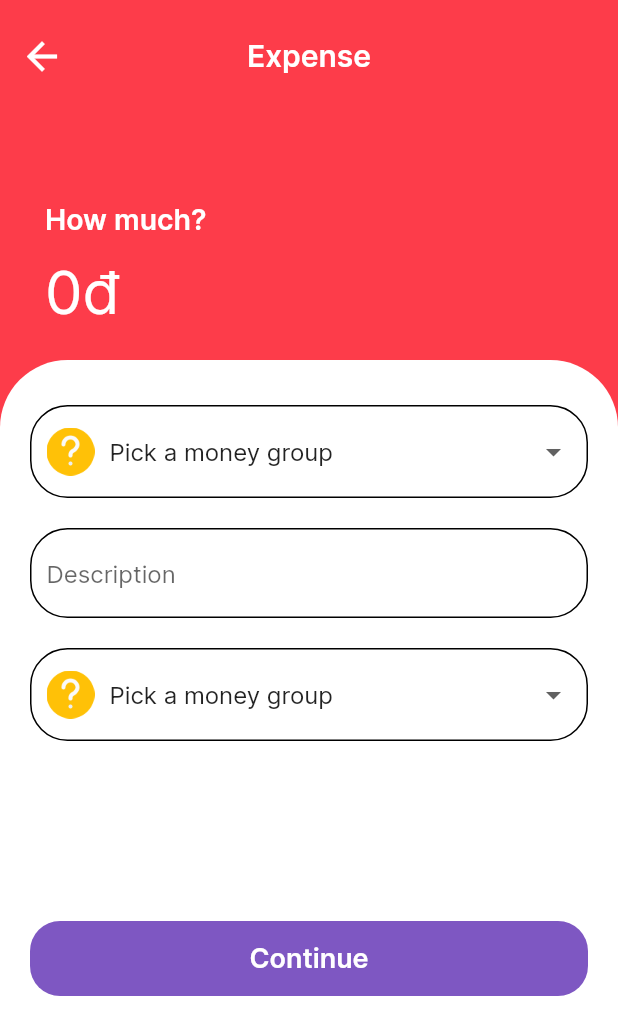
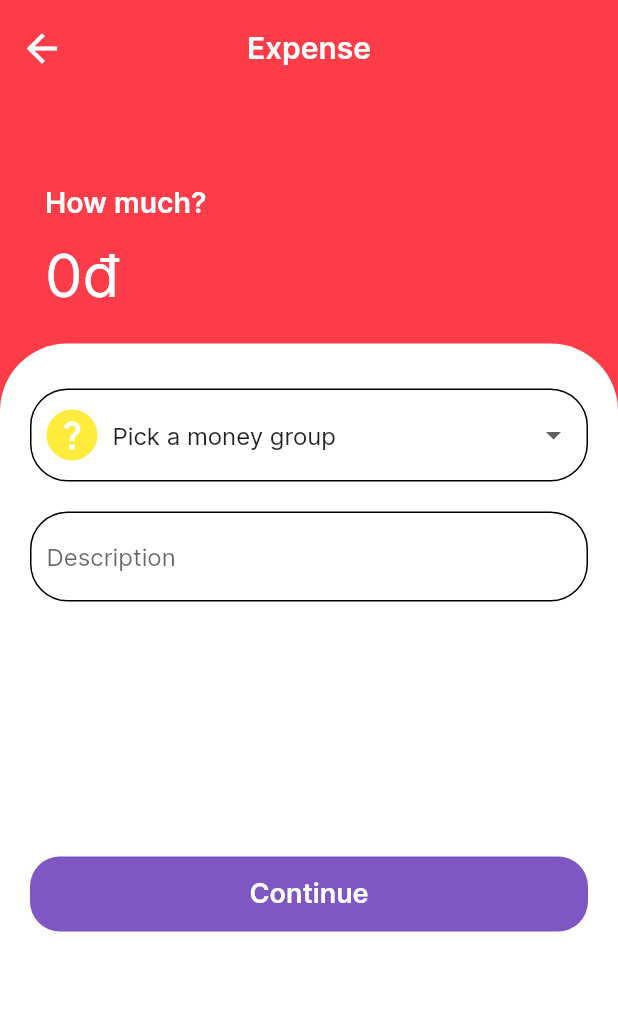
Before and after one commit to 20021462/FlutterHelloWorld, a Flutter app: the AddingPage screen opened directly, on a phone screen of 412 x 824 dp. Shown: the top 1035 px of the screen. Run offline on Flutter 3.47's test engine with Material 2 defaults, Android fonts, the phone set to English and light mode, and no system bars; our stand-ins replace cloud_firestore, firebase_auth, firebase_core, flutter_masked_text, smooth_page_indicator; accounts and stored records are empty.

Commit message:
21/10/22: Adjust Icon + adding transaction

```diff
--- a/lib/adding_page.dart
+++ b/lib/adding_page.dart
@@ -2,6 +2,8 @@ import 'package:flutter/material.dart';
 import 'package:hello_world/back_end/group_money.dart';
 import 'package:hello_world/back_end/moma_user.dart';
 import 'package:flutter_masked_text/flutter_masked_text.dart';
+import 'package:hello_world/back_end/transaction.dart';
+import 'package:hello_world/reporting_page.dart';
 
 // ignore: must_be_immutable
 class AddingPage extends StatefulWidget {
@@ -14,9 +16,11 @@ class AddingPage extends StatefulWidget {
 }
 
 class _AddingPageState extends State<AddingPage> {
-  String categoryDropDownValue = groupMoneyList[0].name;
+  final date = DateTime.now();
 
-  final date = DateTime.now();
+  var moneyInput = 0;
+  var descriptionInput = '';
+  var groupInput = groupMoneyList[0].id;
 
   @override
   Widget build(BuildContext context) {
@@ -25,7 +29,7 @@ class _AddingPageState extends State<AddingPage> {
       appBar: AppBar(
           backgroundColor: Colors.transparent,
           elevation: 0,
-          toolbarHeight: 75,
+          toolbarHeight: 64,
           leading: IconButton(
             icon: const Icon(
               Icons.arrow_back,
@@ -67,6 +71,7 @@ class _AddingPageState extends State<AddingPage> {
                         thousandSeparator: ',',
                         decimalSeparator: '',
                         precision: 0,
+                        initialValue: moneyInput.toDouble(),
                       ),
                       decoration: const InputDecoration(
                         border: InputBorder.none,
@@ -80,6 +85,16 @@ class _AddingPageState extends State<AddingPage> {
                         fontSize: 40,
                         color: Colors.white,
                       ),
+                      onChanged: (value) {
+                        String input = "";
+                        for (int i = 0; i < value.length; i++) {
+                          if (value[i].compareTo('0') >= 0 &&
+                              value[i].compareTo('9') <= 0) {
+                            input += value[i];
+                          }
+                        }
+                        moneyInput = int.parse(input);
+                      },
                     ),
                   ],
                 ),
@@ -120,20 +135,29 @@ class _AddingPageState extends State<AddingPage> {
                         itemHeight: 60,
                         decoration:
                             const InputDecoration.collapsed(hintText: ''),
-                        value: categoryDropDownValue,
+                        value: groupInput,
                         onChanged: (category) {
                           setState(() {
-                            categoryDropDownValue = category;
+                            groupInput = category;
                           });
                         },
                         items: groupMoneyList.map((group) {
                           return DropdownMenuItem(
                             alignment: AlignmentDirectional.center,
-                            value: group.name,
+                            value: group.id,
                             child: Row(
                               crossAxisAlignment: CrossAxisAlignment.center,
                               children: [
-                                group.icon,
+                                Container(
+                                  padding: const EdgeInsets.all(5),
+                                  decoration: BoxDecoration(
+                                      color: group.background,
+                                      borderRadius: BorderRadius.circular(20)),
+                                  child: Icon(
+                                    group.icon,
+                                    color: group.color,
+                                  ),
+                                ),
                                 const SizedBox(width: 10),
                                 Text(group.name),
                               ],
@@ -143,7 +167,7 @@ class _AddingPageState extends State<AddingPage> {
                       ),
                     ),
                     Container(
-                      margin: const EdgeInsets.only(bottom: 20),
+                      margin: const EdgeInsets.only(bottom: 100),
                       padding: const EdgeInsets.only(left: 10),
                       decoration: BoxDecoration(
                         border: Border.all(
@@ -160,58 +184,24 @@ class _AddingPageState extends State<AddingPage> {
                         decoration: const InputDecoration.collapsed(
                           hintText: 'Description',
                         ),
-                      ),
-                    ),
-                    Container(
-                      margin: const EdgeInsets.only(bottom: 20),
-                      padding: const EdgeInsets.symmetric(horizontal: 10),
-                      decoration: BoxDecoration(
-                        border: Border.all(
-                          color: Colors.black,
-                          style: BorderStyle.solid,
-                          width: 1.0,
-                        ),
-                        borderRadius: BorderRadius.circular(25),
-                        color: Colors.white,
-                      ),
-                      child: DropdownButtonFormField(
-                        isDense: false,
-                        alignment: Alignment.centerLeft,
-                        itemHeight: 60,
-                        decoration:
-                            const InputDecoration.collapsed(hintText: ''),
-                        value: categoryDropDownValue,
-                        onChanged: (category) {
-                          setState(() {
-                            categoryDropDownValue = category;
-                          });
+                        onChanged: (value) {
+                          descriptionInput = value;
                         },
-                        items: groupMoneyList.map((group) {
-                          return DropdownMenuItem(
-                            alignment: AlignmentDirectional.center,
-                            value: group.name,
-                            child: Row(
-                              crossAxisAlignment: CrossAxisAlignment.center,
-                              children: [
-                                group.icon,
-                                const SizedBox(width: 10),
-                                Text(group.name),
-                              ],
-                            ),
-                          );
-                        }).toList(),
                       ),
                     ),
                     Container(
                       height: 50,
                       width: double.infinity,
-                      margin: const EdgeInsets.only(top: 100),
+                      margin: const EdgeInsets.only(top: 70),
                       decoration: BoxDecoration(
                         color: Colors.deepPurple.shade400,
                         borderRadius: BorderRadius.circular(20),
                       ),
                       child: TextButton(
-                        onPressed: () {},
+                        onPressed: () {
+                          transactions.add(Transaction(
+                              moneyInput, date, groupInput, descriptionInput));
+                        },
                         child: const Text(
                           'Continue',
                           style: TextStyle(
--- a/lib/back_end/group_money.dart
+++ b/lib/back_end/group_money.dart
@@ -1,6 +1,6 @@
 // ignore_for_file: constant_identifier_names
 
-import 'package:flutter/cupertino.dart';
+import 'package:flutter/material.dart';
 
 const String INCOME = "INCOME";
 const String OUTCOME = "OUTCOME";
@@ -21,38 +21,42 @@ const int SALARY = 11;
 const int OTHER_INCOME = 12;
 
 class GroupMoney {
+  int id;
   String name;
   String type;
-  Image icon;
+  IconData icon;
+  Color color;
+  Color background;
 
-  GroupMoney(this.name, this.type, this.icon);
+  GroupMoney(
+      this.id, this.name, this.type, this.icon, this.color, this.background);
 }
 
-List<GroupMoney> groupMoneyList = [
-  GroupMoney("Pick a money group", INCOME,
-      Image.asset("assets/images/undefined.png", width: 32, height: 32)),
-  GroupMoney("Food&Drink", OUTCOME,
-      Image.asset("assets/images/food.png", width: 32, height: 32)),
-  GroupMoney("Gasoline", OUTCOME,
-      Image.asset("assets/images/move.png", width: 32, height: 32)),
-  GroupMoney("Rent", OUTCOME,
-      Image.asset("assets/images/rent.png", width: 32, height: 32)),
-  GroupMoney("Hospital", OUTCOME,
-      Image.asset("assets/images/hospital.png", width: 32, height: 32)),
-  GroupMoney("Education", OUTCOME,
-      Image.asset("assets/images/education.png", width: 32, height: 32)),
-  GroupMoney("Pets", OUTCOME,
-      Image.asset("assets/images/pets.png", width: 32, height: 32)),
-  GroupMoney("Entertainment", OUTCOME,
-      Image.asset("assets/images/entertainment.png", width: 32, height: 32)),
-  GroupMoney("Sports", OUTCOME,
-      Image.asset("assets/images/sports.png", width: 32, height: 32)),
-  GroupMoney("Bills", OUTCOME,
-      Image.asset("assets/images/bills.png", width: 32, height: 32)),
-  GroupMoney("Investment", OUTCOME,
-      Image.asset("assets/images/investment.png", width: 32, height: 32)),
-  GroupMoney("Salary", INCOME,
-      Image.asset("assets/images/salary.png", width: 32, height: 32)),
-  GroupMoney("Other income", INCOME,
-      Image.asset("assets/images/otherIncome.png", width: 32, height: 32))
+var groupMoneyList = [
+  GroupMoney(UNDEFINED, "Pick a money group", INCOME, Icons.question_mark,
+      Colors.white, Colors.yellow),
+  GroupMoney(
+      FOOD, "Food&Drink", OUTCOME, Icons.restaurant, Colors.grey, Colors.white),
+  GroupMoney(GASOLINE_EXPENSES, "Gasoline", OUTCOME, Icons.local_gas_station,
+      Colors.red, Colors.red.shade100),
+  GroupMoney(RENT, "Rent", OUTCOME, Icons.home, Colors.white,
+      Colors.lightGreen.shade400),
+  GroupMoney(HOSPITAL, "Hospital", OUTCOME, Icons.local_hospital, Colors.white,
+      Colors.red),
+  GroupMoney(EDUCATION, "Education", OUTCOME, Icons.school,
+      Colors.indigo.shade800, Colors.cyan.shade100),
+  GroupMoney(
+      PETS, "Pets", OUTCOME, Icons.pets, Colors.pink.shade100, Colors.white),
+  GroupMoney(ENTERTAINMENT, "Entertainment", OUTCOME, Icons.sports_esports,
+      Colors.white, Colors.deepOrange),
+  GroupMoney(SPORTS, "Sports", OUTCOME, Icons.sports_basketball, Colors.orange,
+      Colors.orange.shade100),
+  GroupMoney(BILLS, "Bills", OUTCOME, Icons.receipt, Colors.white,
+      Colors.blue.shade300),
+  GroupMoney(INVESTMENT, "Investment", OUTCOME, Icons.trending_up,
+      Colors.yellow.shade400, Colors.blue),
+  GroupMoney(SALARY, "Salary", INCOME, Icons.payments, Colors.green,
+      Colors.green.shade100),
+  GroupMoney(OTHER_INCOME, "Other income", INCOME, Icons.paid, Colors.green,
+      Colors.green.shade100),
 ];
--- a/lib/main.dart
+++ b/lib/main.dart
@@ -1,9 +1,9 @@
 import 'package:flutter/material.dart';
+import 'package:hello_world/home_page.dart';
 import 'package:intl/intl.dart';
 import 'package:firebase_core/firebase_core.dart';
 import 'package:hello_world/reporting_page.dart';
 import 'back_end/moma_user.dart';
-import 'introduction_page/introduction_pageview.dart';
 
 // const MaterialColor primaryBlack = MaterialColor(
 //   _blackPrimaryValue,
@@ -54,7 +54,7 @@ class MyApp extends StatelessWidget {
       theme: ThemeData(
         fontFamily: 'Inter',
       ),
-      home: const IntroductionPageView(),
+      home: HomePage(),
       //home: MainScreen(appUser: appUser,),
       //debugShowCheckedModeBanner: false,
       // routes: <String, WidgetBuilder>{
--- a/lib/reporting_page.dart
+++ b/lib/reporting_page.dart
@@ -19,13 +19,13 @@ DateTime now = DateTime.now();
 List<Transaction> transactions = [
   Transaction(83000, DateTime.now(), FOOD, 'Pizza'),
   Transaction(100000, DateTime.now(), GASOLINE_EXPENSES, 'Gas'),
-  Transaction(100000, DateTime.now(), GASOLINE_EXPENSES, 'Gas'),
-  Transaction(100000, DateTime.now(), GASOLINE_EXPENSES, 'Gas'),
-  Transaction(100000, DateTime.now(), GASOLINE_EXPENSES, 'Gas'),
-  Transaction(100000, DateTime.now(), GASOLINE_EXPENSES, 'Gas'),
-  Transaction(100000, DateTime.now(), GASOLINE_EXPENSES, 'Gas'),
-  Transaction(100000, DateTime.now(), GASOLINE_EXPENSES, 'Gas'),
-  Transaction(100000, DateTime.now(), GASOLINE_EXPENSES, 'Gas'),
+  Transaction(2000000, DateTime.now(), RENT, 'Rent'),
+  Transaction(12000000, DateTime.now(), SALARY, 'Salary'),
+  Transaction(60000, DateTime.now(), HOSPITAL, 'Hospital'),
+  Transaction(700000, DateTime.now(), EDUCATION, ''),
+  Transaction(100000, DateTime.now(), PETS, ''),
+  Transaction(320000, DateTime.now(), SPORTS, ''),
+  Transaction(230000, DateTime.now(), BILLS, ''),
 ];
 
 class _ReportingPageState extends State<ReportingPage> {
@@ -37,7 +37,7 @@ class _ReportingPageState extends State<ReportingPage> {
         appBar: AppBar(
           backgroundColor: Colors.transparent,
           elevation: 0,
-          toolbarHeight: 75,
+          toolbarHeight: 64,
           title: Row(
             mainAxisAlignment: MainAxisAlignment.spaceBetween,
             children: [
@@ -168,12 +168,17 @@ class _ReportingPageState extends State<ReportingPage> {
                               height: 70,
                               width: 70,
                               decoration: BoxDecoration(
-                                color: Colors.red.shade100,
+                                color:
+                                    groupMoneyList[transaction.getGroupMoney()]
+                                        .background,
                                 borderRadius: BorderRadius.circular(20),
                               ),
-                              child: const Icon(
-                                Icons.restaurant,
-                                color: Colors.red,
+                              child: Icon(
+                                groupMoneyList[transaction.getGroupMoney()]
+                                    .icon,
+                                color:
+                                    groupMoneyList[transaction.getGroupMoney()]
+                                        .color,
                                 size: 40,
                               ),
                             ),
@@ -211,10 +216,21 @@ class _ReportingPageState extends State<ReportingPage> {
                                 mainAxisAlignment:
                                     MainAxisAlignment.spaceBetween,
                                 children: [
-                                  Text(
+                                  groupMoneyList[transaction.getGroupMoney()]
+                                              .type ==
+                                          'OUTCOME'
+                                      ? Text(
                                           '- ${NumberFormat("#,###").format(transaction.getMoney())}đ',
                                           style: const TextStyle(
                                             color: Colors.red,
+                                            fontWeight: FontWeight.w500,
+                                            fontSize: 17,
+                                          ),
+                                        )
+                                      : Text(
+                                          '+ ${NumberFormat("#,###").format(transaction.getMoney())}đ',
+                                          style: const TextStyle(
+                                            color: Colors.green,
                                             fontWeight: FontWeight.w500,
                                             fontSize: 17,
                                           ),
```
Also changed, not shown: lib/login_page/reset_password_email.dart (+15 -12 lines). Lines whose indentation alone changed are shown as unchanged.
